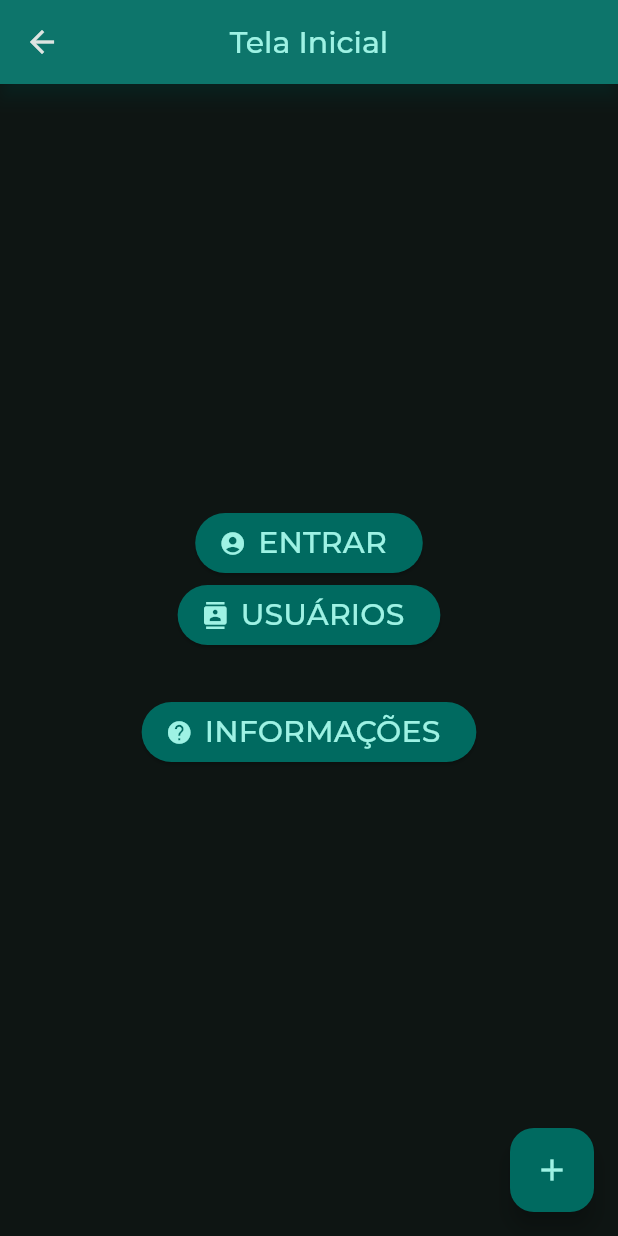
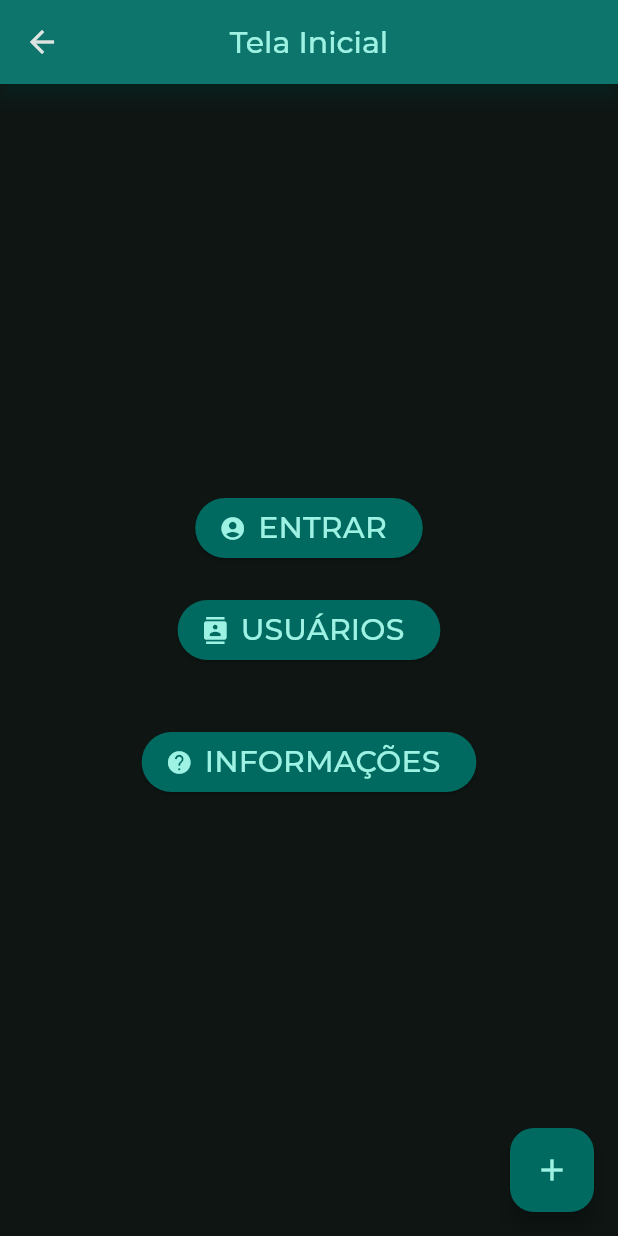
Before and after one commit to af-ramos/aplicativoFaceViT, a Flutter app: the TelaInicial screen opened directly, on a phone screen of 412 x 824 dp. Run offline on Flutter 3.47's test engine with Material 2 defaults, Android fonts, the phone set to English and light mode, and no system bars; our stand-ins replace camera, cloud_firestore, firebase_core, get, google_fonts; accounts and stored records are empty; generated files the repository leaves out were written again.

Commit message:
Adicionei o padding e mudei a câmera

```diff
--- a/lib/main.dart
+++ b/lib/main.dart
@@ -1,6 +1,5 @@
 // import 'package:face_vit/telas/tela_cadastro.dart';
-import 'package:face_vit/telas/tela_cadastro.dart';
-// import 'package:face_vit/telas/tela_inicial.dart';
+import 'package:face_vit/telas/tela_inicial.dart';
 // import 'package:camera/camera.dart';
 // import 'package:face_vit/telas/tela_camera.dart';
 import 'package:flutter/material.dart';
@@ -29,7 +28,7 @@ class MyApp extends StatelessWidget {
           brightness: Brightness.dark,
         ),
       ),
-      home: const TelaCadastro(),
+      home: const TelaInicial(),
     );
   }
 }
--- a/lib/telas/tela_inicial.dart
+++ b/lib/telas/tela_inicial.dart
@@ -28,7 +28,9 @@ class TelaInicialState extends State<TelaInicial> {
         child: Column(
           mainAxisAlignment: MainAxisAlignment.center,
           children: <Widget>[
-            ElevatedButton.icon(
+            Padding(
+              padding: const EdgeInsets.all(10.0),
+              child: ElevatedButton.icon(
                 onPressed: () {
                   debugPrint("ENTRAR");
                 },
@@ -44,7 +46,10 @@ class TelaInicialState extends State<TelaInicial> {
                         fontSize: 20,
                         color: Theme.of(context).colorScheme.onPrimaryContainer)),
               ),
-            ElevatedButton.icon(
+            ),
+            Padding(
+              padding: const EdgeInsets.all(10.0),
+              child: ElevatedButton.icon(
                 onPressed: () {
                   debugPrint("USUÁRIOS");
                 },
@@ -60,6 +65,7 @@ class TelaInicialState extends State<TelaInicial> {
                   style: GoogleFonts.montserrat(
                       fontSize: 20,
                       color: Theme.of(context).colorScheme.onPrimaryContainer),
+                ),
               ),
             ),
             Padding(
```
Lines whose indentation alone changed are shown as unchanged.
